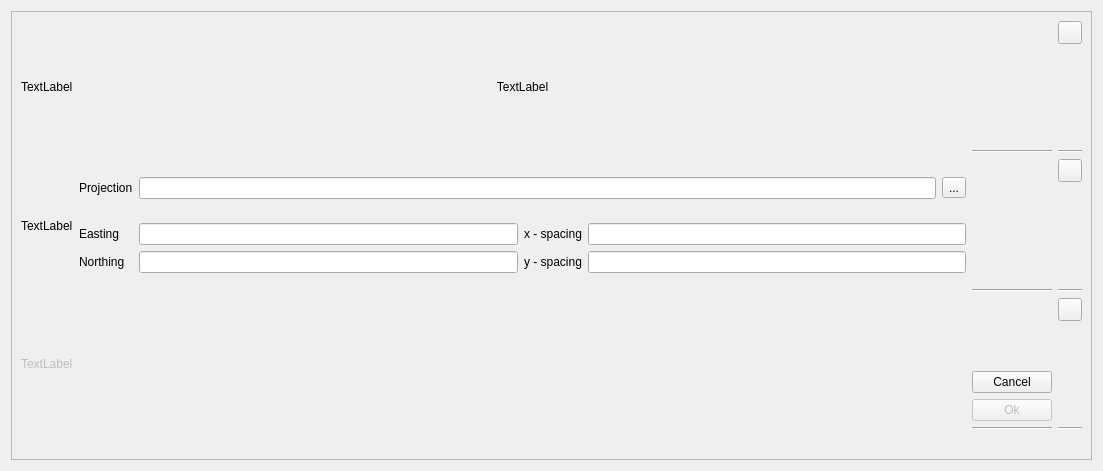
Qt form src/ICreateMapGridTool.ui (ntruchsess/QLandkarteGT) before a commit.
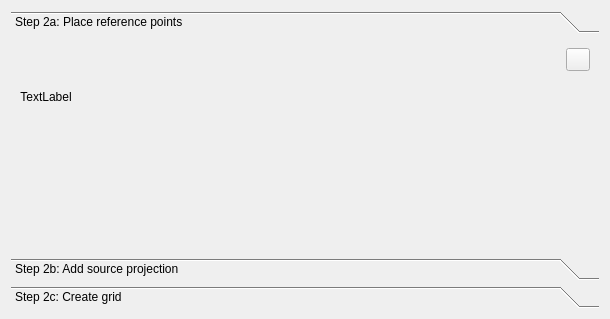
The same form after that commit. The open tabs and pages were chosen to show the change. Custom widgets are drawn as their Qt base class.

The edit to the form file:
```diff
--- a/src/ICreateMapGridTool.ui
+++ b/src/ICreateMapGridTool.ui
@@ -6,31 +6,33 @@
    <rect>
     <x>0</x>
     <y>0</y>
-    <width>1103</width>
-    <height>471</height>
+    <width>610</width>
+    <height>319</height>
    </rect>
   </property>
   <property name="windowTitle">
    <string>Form</string>
   </property>
-  <layout class="QVBoxLayout">
-   <item>
-    <widget class="QFrame" name="frame">
-     <property name="frameShape">
-      <enum>QFrame::StyledPanel</enum>
+  <layout class="QGridLayout" name="gridLayout_4">
+   <item row="0" column="0">
+    <widget class="QToolBox" name="toolBox">
+     <property name="currentIndex">
+      <number>2</number>
      </property>
-     <property name="frameShadow">
-      <enum>QFrame::Raised</enum>
-     </property>
-     <layout class="QGridLayout">
+     <widget class="QWidget" name="page">
+      <property name="geometry">
+       <rect>
+        <x>0</x>
+        <y>0</y>
+        <width>586</width>
+        <height>190</height>
+       </rect>
+      </property>
+      <attribute name="label">
+       <string>Step 2a: Place reference points</string>
+      </attribute>
+      <layout class="QGridLayout" name="gridLayout">
       <item row="0" column="0">
-       <widget class="QLabel" name="labelStep2a">
-        <property name="text">
-         <string>TextLabel</string>
-        </property>
-       </widget>
-      </item>
-      <item row="0" column="1">
        <widget class="QLabel" name="labelExample">
         <property name="text">
          <string>TextLabel</string>
@@ -40,32 +42,21 @@
         </property>
        </widget>
       </item>
-      <item row="0" column="2">
-       <layout class="QVBoxLayout">
-        <item>
-         <spacer>
+       <item row="0" column="1">
+        <spacer name="horizontalSpacer">
           <property name="orientation">
-           <enum>Qt::Vertical</enum>
+          <enum>Qt::Horizontal</enum>
           </property>
           <property name="sizeHint" stdset="0">
            <size>
-            <width>20</width>
-            <height>40</height>
+           <width>449</width>
+           <height>20</height>
            </size>
           </property>
          </spacer>
         </item>
-        <item>
-         <widget class="Line" name="line_6">
-          <property name="orientation">
-           <enum>Qt::Horizontal</enum>
-          </property>
-         </widget>
-        </item>
-       </layout>
-      </item>
-      <item row="0" column="3">
-       <layout class="QVBoxLayout">
+       <item row="0" column="2">
+        <layout class="QVBoxLayout" name="_2">
         <item>
          <widget class="CHelpButton" name="helpStep2a">
           <property name="text">
@@ -86,23 +77,29 @@
           </property>
          </spacer>
         </item>
-        <item>
-         <widget class="Line" name="line">
-          <property name="orientation">
-           <enum>Qt::Horizontal</enum>
-          </property>
-         </widget>
-        </item>
-       </layout>
-      </item>
-      <item row="1" column="0">
-       <widget class="QLabel" name="labelStep2b">
-        <property name="text">
-         <string>TextLabel</string>
-        </property>
-       </widget>
-      </item>
+        </layout>
+       </item>
       <item row="1" column="1">
+        <spacer name="verticalSpacer_4">
+         <property name="orientation">
+          <enum>Qt::Vertical</enum>
+         </property>
+         <property name="sizeHint" stdset="0">
+          <size>
+           <width>20</width>
+           <height>75</height>
+          </size>
+         </property>
+        </spacer>
+       </item>
+      </layout>
+     </widget>
+     <widget class="QWidget" name="page_3">
+      <attribute name="label">
+       <string>Step 2b: Add source projection</string>
+      </attribute>
+      <layout class="QGridLayout" name="gridLayout_2">
+       <item row="0" column="0">
        <layout class="QGridLayout">
         <item row="0" column="0">
          <widget class="QLabel" name="label_11">
@@ -197,31 +194,7 @@
         </item>
        </layout>
       </item>
-      <item row="1" column="2">
-       <layout class="QVBoxLayout">
-        <item>
-         <spacer>
-          <property name="orientation">
-           <enum>Qt::Vertical</enum>
-          </property>
-          <property name="sizeHint" stdset="0">
-           <size>
-            <width>20</width>
-            <height>40</height>
-           </size>
-          </property>
-         </spacer>
-        </item>
-        <item>
-         <widget class="Line" name="line_5">
-          <property name="orientation">
-           <enum>Qt::Horizontal</enum>
-          </property>
-         </widget>
-        </item>
-       </layout>
-      </item>
-      <item row="1" column="3">
+       <item row="0" column="1">
        <layout class="QVBoxLayout">
         <item>
          <widget class="CHelpButton" name="helpStep2b">
@@ -243,26 +216,50 @@
           </property>
          </spacer>
         </item>
-        <item>
-         <widget class="Line" name="line_2">
+        </layout>
+       </item>
+       <item row="1" column="0">
+        <spacer name="verticalSpacer_5">
+         <property name="orientation">
+          <enum>Qt::Vertical</enum>
+         </property>
+         <property name="sizeHint" stdset="0">
+          <size>
+           <width>20</width>
+           <height>59</height>
+          </size>
+         </property>
+        </spacer>
+       </item>
+      </layout>
+     </widget>
+     <widget class="QWidget" name="page_2">
+      <property name="geometry">
+       <rect>
+        <x>0</x>
+        <y>0</y>
+        <width>586</width>
+        <height>190</height>
+       </rect>
+      </property>
+      <attribute name="label">
+       <string>Step 2c: Create grid</string>
+      </attribute>
+      <layout class="QGridLayout" name="gridLayout_3">
+       <item row="0" column="0">
+        <spacer>
           <property name="orientation">
            <enum>Qt::Horizontal</enum>
           </property>
-         </widget>
-        </item>
-       </layout>
-      </item>
-      <item row="2" column="0">
-       <widget class="QLabel" name="labelStep2c">
-        <property name="enabled">
-         <bool>false</bool>
-        </property>
-        <property name="text">
-         <string>TextLabel</string>
-        </property>
-       </widget>
-      </item>
-      <item row="2" column="2">
+         <property name="sizeHint" stdset="0">
+          <size>
+           <width>40</width>
+           <height>20</height>
+          </size>
+         </property>
+        </spacer>
+       </item>
+       <item row="0" column="1">
        <layout class="QVBoxLayout">
         <item>
          <spacer>
@@ -294,16 +291,9 @@
           </property>
          </widget>
         </item>
-        <item>
-         <widget class="Line" name="line_4">
-          <property name="orientation">
-           <enum>Qt::Horizontal</enum>
-          </property>
-         </widget>
-        </item>
-       </layout>
-      </item>
-      <item row="2" column="3">
+        </layout>
+       </item>
+       <item row="0" column="2">
        <layout class="QVBoxLayout">
         <item>
          <widget class="CHelpButton" name="helpStep2c">
@@ -325,30 +315,24 @@
           </property>
          </spacer>
         </item>
-        <item>
-         <widget class="Line" name="line_3">
-          <property name="orientation">
-           <enum>Qt::Horizontal</enum>
-          </property>
-         </widget>
-        </item>
-       </layout>
-      </item>
-      <item row="3" column="1">
-       <spacer>
+        </layout>
+       </item>
+       <item row="1" column="0">
+        <spacer name="verticalSpacer_6">
         <property name="orientation">
-         <enum>Qt::Horizontal</enum>
+          <enum>Qt::Vertical</enum>
         </property>
         <property name="sizeHint" stdset="0">
          <size>
-          <width>40</width>
-          <height>20</height>
+           <width>20</width>
+           <height>38</height>
          </size>
         </property>
        </spacer>
       </item>
      </layout>
     </widget>
+    </widget>
    </item>
   </layout>
  </widget>
```
Left out of the diff: 2 changed lines with no effect on the pictures. Lines whose indentation alone changed are shown as unchanged.
